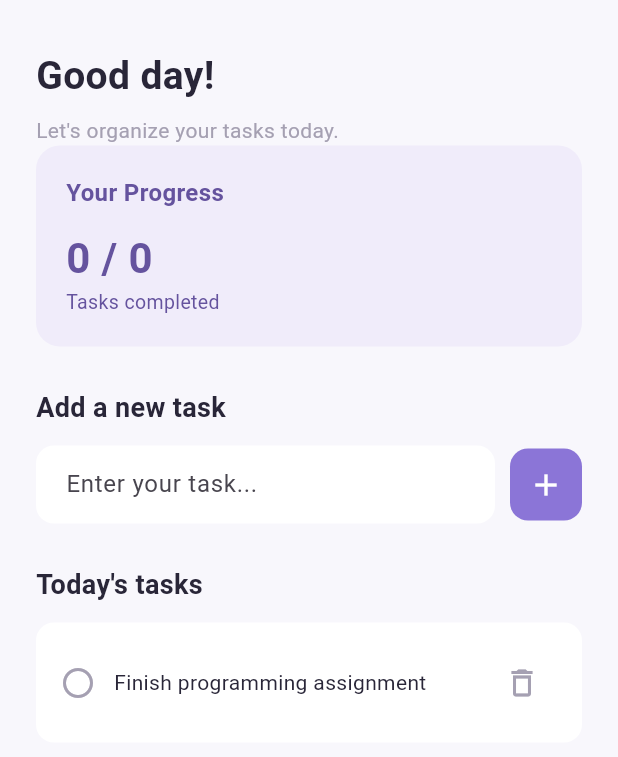
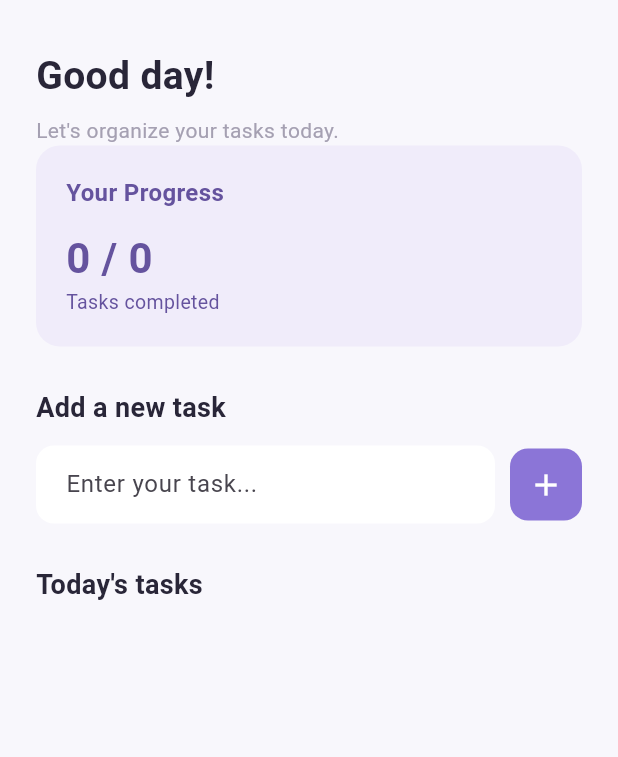
Before and after one commit to paiszz/Study-Case-Motion-Lab, a Flutter app: the screen it shows after launch, after a tap on the "add" icon, on a phone screen of 412 x 824 dp, the part 96-853 px from its top. Run offline on Flutter 3.47's test engine with Material 3 defaults, Android fonts, the phone set to English and light mode, and no system bars.

Commit message:
Add controller disposal and finalize task features

```diff
--- a/lib/main.dart
+++ b/lib/main.dart
@@ -1,5 +1,15 @@
 
 import 'package:flutter/material.dart';
+
+class Task {
+  String title;
+  bool isCompleted;
+
+  Task({
+    required this.title,
+    this.isCompleted = false,
+  });
+}
 
 void main() {
   runApp(const MyApp());
@@ -46,6 +56,31 @@ class MyHomePage extends StatefulWidget {
 
 
 class _MyHomePageState extends State<MyHomePage> {
+  List<Task> tasks = [];
+  final TextEditingController _taskController = TextEditingController();
+
+  int get completedTasks =>
+    tasks.where((task) => task.isCompleted).length;
+
+  void _addTask() {
+    String title = _taskController.text.trim();
+
+    if (title.isEmpty) {
+      return;
+    }
+
+    setState(() {
+      tasks.add(Task(title: title));
+    });
+
+    _taskController.clear();
+  }
+
+  @override
+  void dispose() {
+    _taskController.dispose();
+    super.dispose();
+  }
   @override
   Widget build(BuildContext context) {
     return Scaffold(
@@ -112,9 +147,9 @@ class _MyHomePageState extends State<MyHomePage> {
                         ),
                       ),
                       const SizedBox(height: 12),
-                      const Text(
-                        '0 / 0',
-                        style: TextStyle(
+                      Text(
+                        '$completedTasks / ${tasks.length}',
+                        style: const TextStyle(
                           fontSize: 28,
                           fontWeight: FontWeight.bold,
                           color: Color(0xFF65539E),
@@ -145,6 +180,7 @@ class _MyHomePageState extends State<MyHomePage> {
                   children: [
                     Expanded(
                       child: TextField(
+                        controller: _taskController,
                         decoration: InputDecoration(
                           hintText: 'Enter your task...',
                           filled: true,
@@ -167,7 +203,7 @@ class _MyHomePageState extends State<MyHomePage> {
                         borderRadius: BorderRadius.circular(12),
                       ),
                       child: IconButton(
-                        onPressed: () {},
+                        onPressed: _addTask,
                         icon: const Icon(
                           Icons.add,
                           color: Colors.white,
@@ -188,8 +224,11 @@ class _MyHomePageState extends State<MyHomePage> {
                 ),
                 const SizedBox(height: 12),
 
-                Container(
+                Column(
+                  children: tasks.map((task) {
+                    return Container(
                       width: double.infinity,
+                      margin: const EdgeInsets.only(bottom: 12),
                       padding: const EdgeInsets.all(16),
                       decoration: BoxDecoration(
                         color: Colors.white,
@@ -197,22 +236,33 @@ class _MyHomePageState extends State<MyHomePage> {
                       ),
                       child: Row(
                         children: [
-                      const Icon(
-                        Icons.circle_outlined,
-                        color: Color(0xFFA5A0B2),
+                          Checkbox(
+                            value: task.isCompleted,
+                            activeColor: const Color(0xFF8B75D7),
+                            onChanged: (value) {
+                              setState(() {
+                                task.isCompleted = value!;
+                              });
+                            },
                           ),
-                      const SizedBox(width: 12),
-                      const Expanded(
+                          Expanded(
                             child: Text(
-                          'Finish programming assignment',
+                              task.title,
                               style: TextStyle(
                                 fontSize: 14,
-                            color: Color(0xFF292638),
+                                color: const Color(0xFF292638),
+                                decoration: task.isCompleted
+                                    ? TextDecoration.lineThrough
+                                    : TextDecoration.none,
                               ),
                             ),
                           ),
                           IconButton(
-                        onPressed: () {},
+                            onPressed: () {
+                              setState(() {
+                                tasks.remove(task);
+                              });
+                            },
                             icon: const Icon(
                               Icons.delete_outline,
                               color: Color(0xFFA5A0B2),
@@ -220,6 +270,8 @@ class _MyHomePageState extends State<MyHomePage> {
                           ),
                         ],
                       ),
+                    );
+                  }).toList(),
                 ),
               ],
             ),
```
Lines whose indentation alone changed are shown as unchanged.
